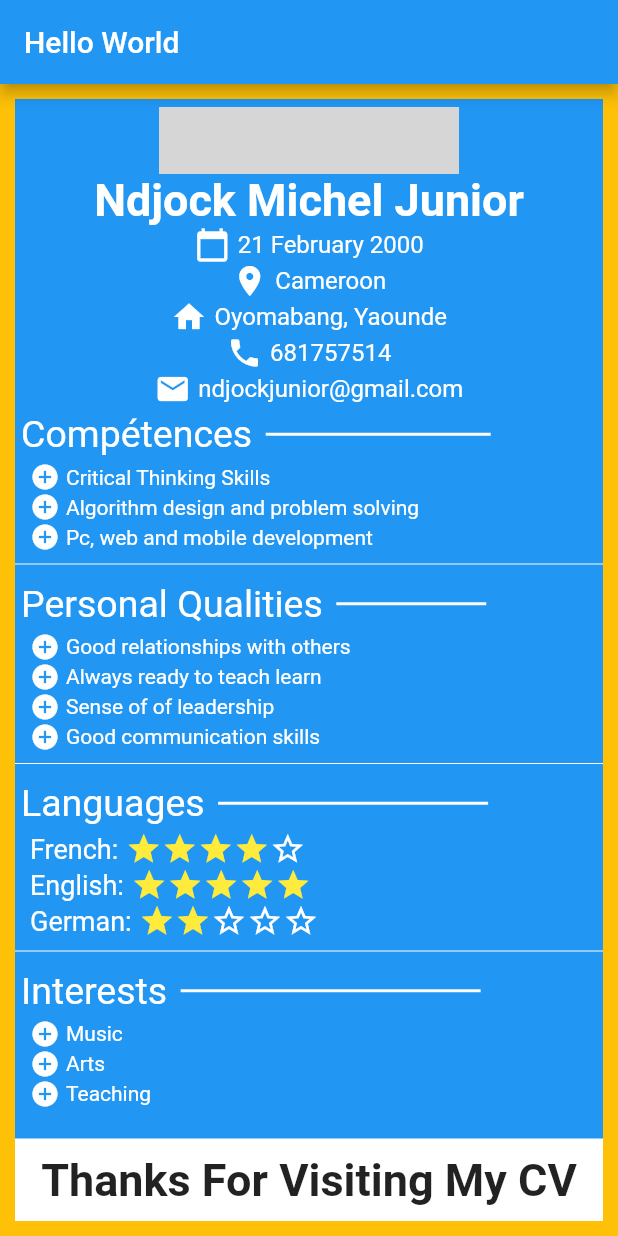
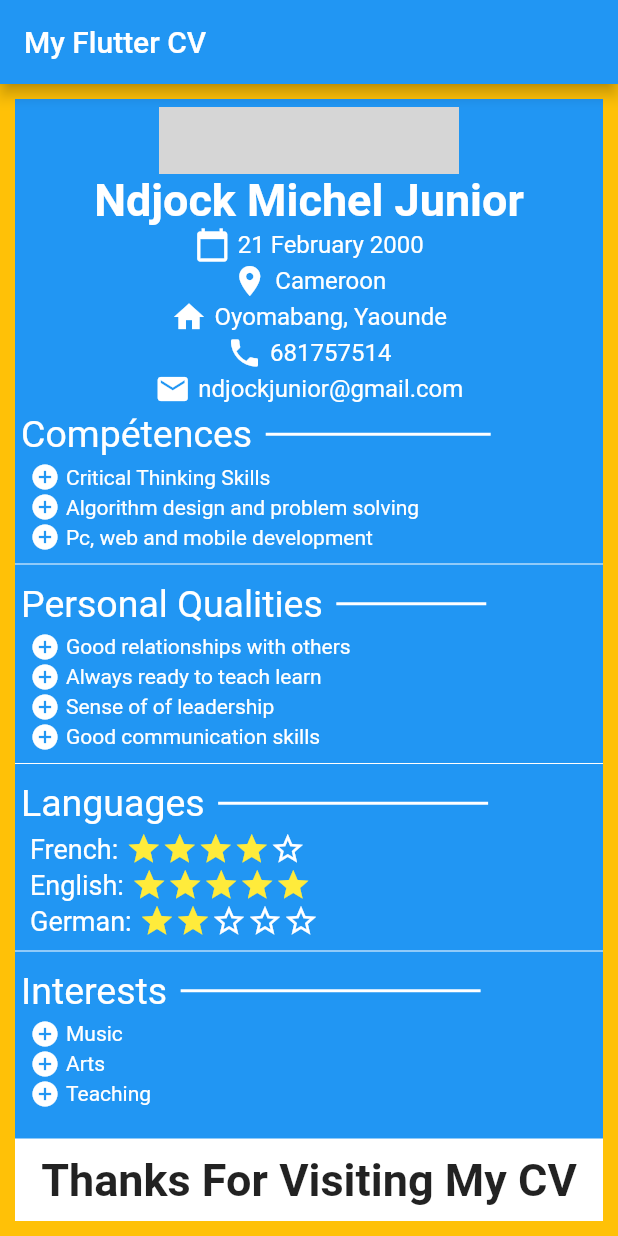
Before and after one commit to Micheduc25/Flutter_CV, a Flutter app: the screen it shows after launch, scrolled down 155 dp, on a phone screen of 412 x 824 dp. Run offline on Flutter 3.47's test engine with Material 2 defaults, Android fonts, the phone set to English and light mode, and no system bars; grey boxes are pictures that could not be loaded.

Commit message:
main file modified succesfully

```diff
--- a/lib/main.dart
+++ b/lib/main.dart
@@ -9,7 +9,7 @@ class MyApp extends StatelessWidget {
     return MaterialApp(
         title: 'Flutter Demo',
         home: Scaffold(
-            appBar: AppBar(title: Text("Hello World")),
+            appBar: AppBar(title: Text("My Flutter CV",textAlign: TextAlign.center)),
             body: Container(
                 decoration: BoxDecoration(color: Colors.amber),
                 padding: EdgeInsets.all(10),
```
